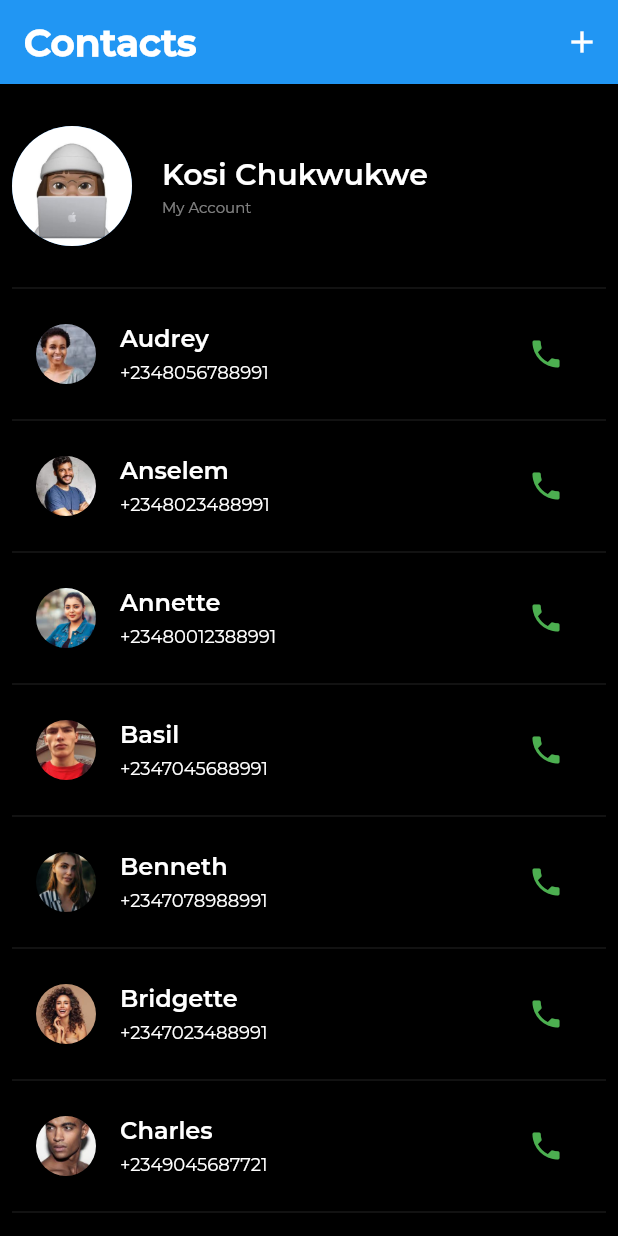
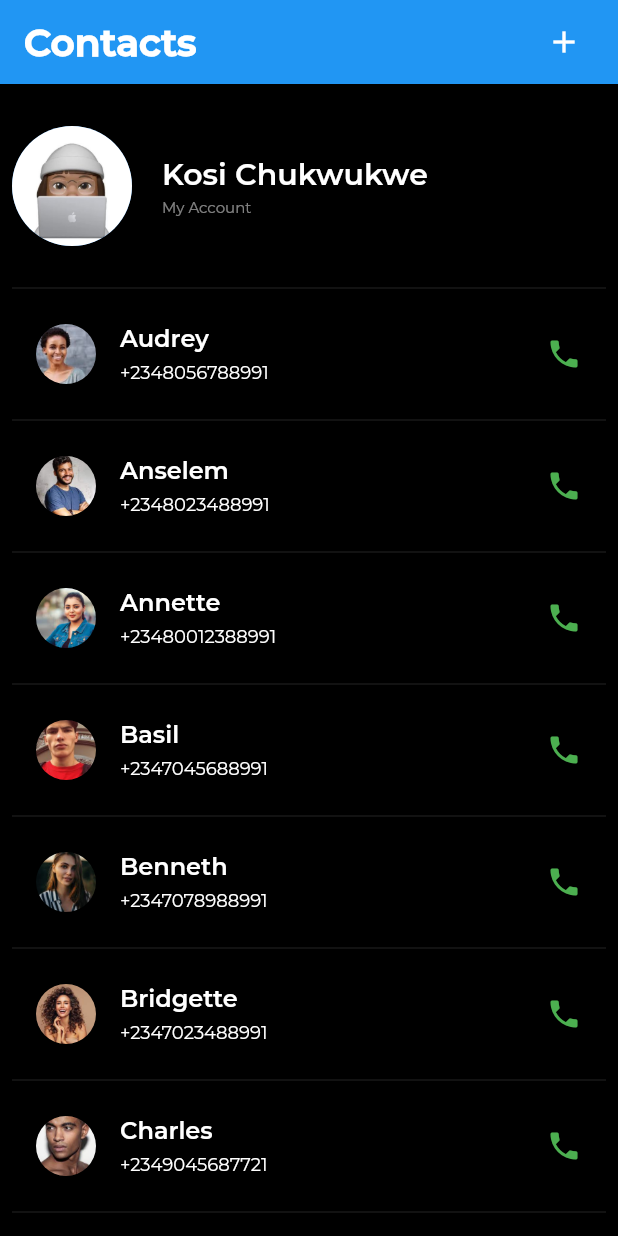
Before and after one commit to KosiChukwukwe/contacts_app, a Flutter app: the screen it shows after launch, on a phone screen of 412 x 824 dp. Run offline on Flutter 3.47's test engine with Material 2 defaults, Android fonts, the phone set to English and light mode, and no system bars; our stand-ins replace gap; project files that could hold a hidden picture were left out.

Commit message:
changed the icon in the app bar and list view to a normal icon instead of an Icon Button

```diff
--- a/lib/screens/contacts_app.dart
+++ b/lib/screens/contacts_app.dart
@@ -64,11 +64,13 @@ class _MainActivityState extends State<MainActivity> {
             fontFamily: 'Montserrat',
           ),
         ),
-        actions: [
-          IconButton(
-            icon: const Icon(Icons.add),
-            color: Colors.white,
-            onPressed: () {},
+        actions: const [
+          Padding(
+            padding: EdgeInsets.fromLTRB(0,0,24, 0),
+            child: Icon(
+              Icons.add,
+              color: Colors.white,
+            ),
           ),
         ],
       ),
@@ -147,10 +149,9 @@ class _MainActivityState extends State<MainActivity> {
                           fontFamily: 'Montserrat',
                         ),
                       ),
-                      trailing: IconButton(
-                        icon: const Icon(Icons.phone),
+                      trailing: const Icon(
+                        Icons.phone,
                         color: Colors.green,
-                        onPressed: () {},
                       ),
                     );
                   },
```
